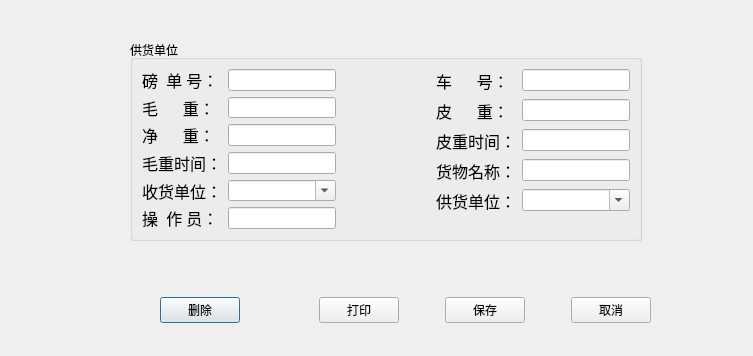
This is ui/balance_detail.ui in yuyan235813/balance_platform as Qt 5 draws it before an edit. The edited form follows.
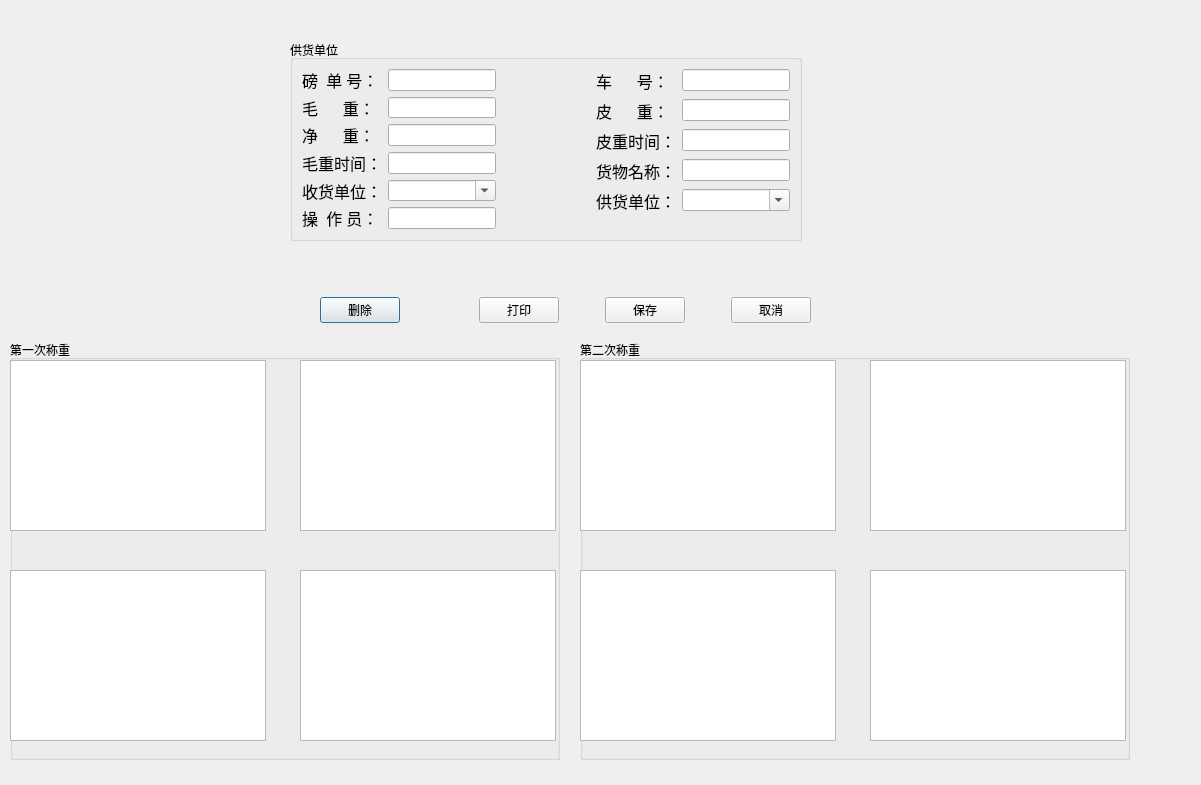
This is the edited form.

What changed in the file:
```diff
--- a/ui/balance_detail.ui
+++ b/ui/balance_detail.ui
@@ -6,8 +6,8 @@
    <rect>
     <x>0</x>
     <y>0</y>
-    <width>753</width>
-    <height>356</height>
+    <width>1201</width>
+    <height>785</height>
    </rect>
   </property>
   <property name="windowTitle">
@@ -16,7 +16,7 @@
   <widget class="QWidget" name="layoutWidget">
    <property name="geometry">
     <rect>
-     <x>160</x>
+     <x>320</x>
      <y>290</y>
      <width>491</width>
      <height>41</height>
@@ -100,7 +100,7 @@
   <widget class="QGroupBox" name="groupBox">
    <property name="geometry">
     <rect>
-     <x>130</x>
+     <x>290</x>
      <y>40</y>
      <width>512</width>
      <height>201</height>
@@ -380,6 +380,172 @@
     </item>
    </layout>
   </widget>
+  <widget class="QGroupBox" name="groupBox_2">
+   <property name="geometry">
+    <rect>
+     <x>10</x>
+     <y>340</y>
+     <width>550</width>
+     <height>420</height>
+    </rect>
+   </property>
+   <property name="title">
+    <string>第一次称重</string>
+   </property>
+   <widget class="QGraphicsView" name="graphicsView_1">
+    <property name="geometry">
+     <rect>
+      <x>0</x>
+      <y>20</y>
+      <width>256</width>
+      <height>171</height>
+     </rect>
+    </property>
+    <property name="verticalScrollBarPolicy">
+     <enum>Qt::ScrollBarAlwaysOff</enum>
+    </property>
+    <property name="horizontalScrollBarPolicy">
+     <enum>Qt::ScrollBarAlwaysOff</enum>
+    </property>
+   </widget>
+   <widget class="QGraphicsView" name="graphicsView_2">
+    <property name="geometry">
+     <rect>
+      <x>290</x>
+      <y>20</y>
+      <width>256</width>
+      <height>171</height>
+     </rect>
+    </property>
+    <property name="verticalScrollBarPolicy">
+     <enum>Qt::ScrollBarAlwaysOff</enum>
+    </property>
+    <property name="horizontalScrollBarPolicy">
+     <enum>Qt::ScrollBarAlwaysOff</enum>
+    </property>
+   </widget>
+   <widget class="QGraphicsView" name="graphicsView_3">
+    <property name="geometry">
+     <rect>
+      <x>0</x>
+      <y>230</y>
+      <width>256</width>
+      <height>171</height>
+     </rect>
+    </property>
+    <property name="verticalScrollBarPolicy">
+     <enum>Qt::ScrollBarAlwaysOff</enum>
+    </property>
+    <property name="horizontalScrollBarPolicy">
+     <enum>Qt::ScrollBarAlwaysOff</enum>
+    </property>
+   </widget>
+   <widget class="QGraphicsView" name="graphicsView_4">
+    <property name="geometry">
+     <rect>
+      <x>290</x>
+      <y>230</y>
+      <width>256</width>
+      <height>171</height>
+     </rect>
+    </property>
+    <property name="verticalScrollBarPolicy">
+     <enum>Qt::ScrollBarAlwaysOff</enum>
+    </property>
+    <property name="horizontalScrollBarPolicy">
+     <enum>Qt::ScrollBarAlwaysOff</enum>
+    </property>
+   </widget>
+  </widget>
+  <widget class="QGroupBox" name="groupBox_3">
+   <property name="geometry">
+    <rect>
+     <x>580</x>
+     <y>340</y>
+     <width>550</width>
+     <height>420</height>
+    </rect>
+   </property>
+   <property name="tabletTracking">
+    <bool>false</bool>
+   </property>
+   <property name="inputMethodHints">
+    <set>Qt::ImhNone</set>
+   </property>
+   <property name="title">
+    <string>第二次称重</string>
+   </property>
+   <property name="flat">
+    <bool>false</bool>
+   </property>
+   <property name="checkable">
+    <bool>false</bool>
+   </property>
+   <widget class="QGraphicsView" name="graphicsView_5">
+    <property name="geometry">
+     <rect>
+      <x>0</x>
+      <y>20</y>
+      <width>256</width>
+      <height>171</height>
+     </rect>
+    </property>
+    <property name="verticalScrollBarPolicy">
+     <enum>Qt::ScrollBarAlwaysOff</enum>
+    </property>
+    <property name="horizontalScrollBarPolicy">
+     <enum>Qt::ScrollBarAlwaysOff</enum>
+    </property>
+   </widget>
+   <widget class="QGraphicsView" name="graphicsView_6">
+    <property name="geometry">
+     <rect>
+      <x>290</x>
+      <y>20</y>
+      <width>256</width>
+      <height>171</height>
+     </rect>
+    </property>
+    <property name="verticalScrollBarPolicy">
+     <enum>Qt::ScrollBarAlwaysOff</enum>
+    </property>
+    <property name="horizontalScrollBarPolicy">
+     <enum>Qt::ScrollBarAlwaysOff</enum>
+    </property>
+   </widget>
+   <widget class="QGraphicsView" name="graphicsView_8">
+    <property name="geometry">
+     <rect>
+      <x>290</x>
+      <y>230</y>
+      <width>256</width>
+      <height>171</height>
+     </rect>
+    </property>
+    <property name="verticalScrollBarPolicy">
+     <enum>Qt::ScrollBarAlwaysOff</enum>
+    </property>
+    <property name="horizontalScrollBarPolicy">
+     <enum>Qt::ScrollBarAlwaysOff</enum>
+    </property>
+   </widget>
+   <widget class="QGraphicsView" name="graphicsView_7">
+    <property name="geometry">
+     <rect>
+      <x>0</x>
+      <y>230</y>
+      <width>256</width>
+      <height>171</height>
+     </rect>
+    </property>
+    <property name="verticalScrollBarPolicy">
+     <enum>Qt::ScrollBarAlwaysOff</enum>
+    </property>
+    <property name="horizontalScrollBarPolicy">
+     <enum>Qt::ScrollBarAlwaysOff</enum>
+    </property>
+   </widget>
+  </widget>
  </widget>
  <resources/>
  <connections/>
```
